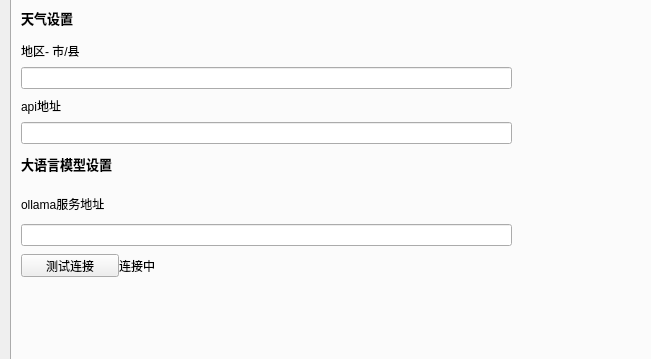
This is src/settings.ui in vmomenv/MOMODeskMind as Qt 5 draws it before an edit; both pictures show x 0 to 651 and y 250 to 609 of the 1017 by 609 pixel window. The edited form follows.
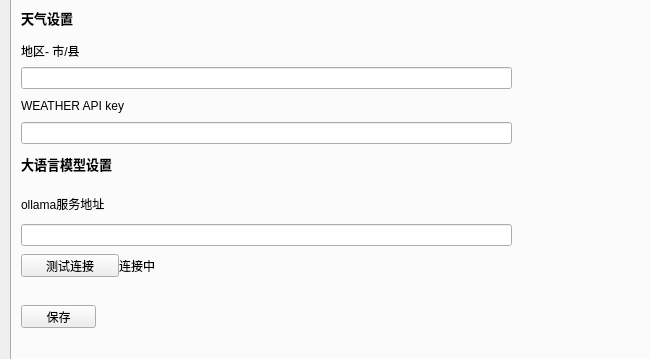
This is the edited form.

Commit message: 更改settings元素名称

What changed in the file:
```diff
--- a/src/settings.ui
+++ b/src/settings.ui
@@ -220,7 +220,7 @@
             <item>
              <widget class="QLabel" name="label_11">
               <property name="text">
-               <string>api地址</string>
+               <string>WEATHER API key</string>
               </property>
              </widget>
             </item>
@@ -351,6 +351,19 @@
          </item>
         </layout>
        </widget>
+       <widget class="QPushButton" name="saveButton">
+        <property name="geometry">
+         <rect>
+          <x>0</x>
+          <y>510</y>
+          <width>75</width>
+          <height>23</height>
+         </rect>
+        </property>
+        <property name="text">
+         <string>保存</string>
+        </property>
+       </widget>
       </widget>
      </item>
     </layout>
```
Left out of the diff: 10 changed lines with no effect on the pictures. The commit also changes 1 other file.
